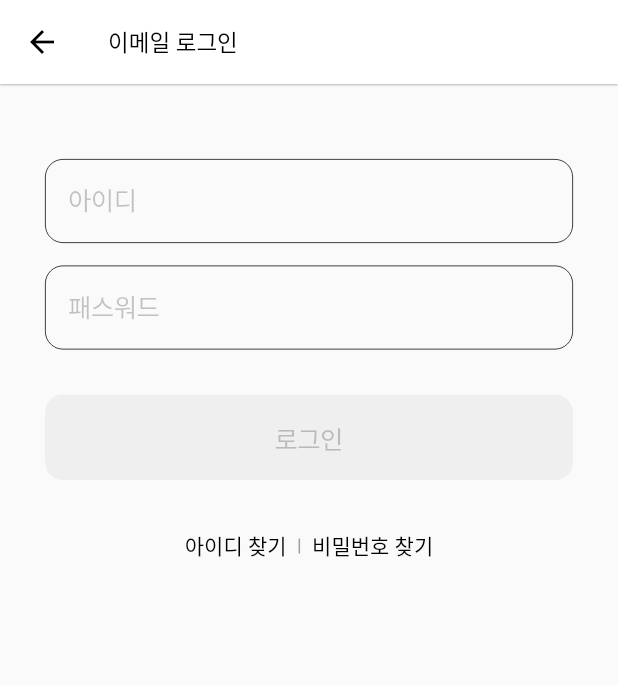
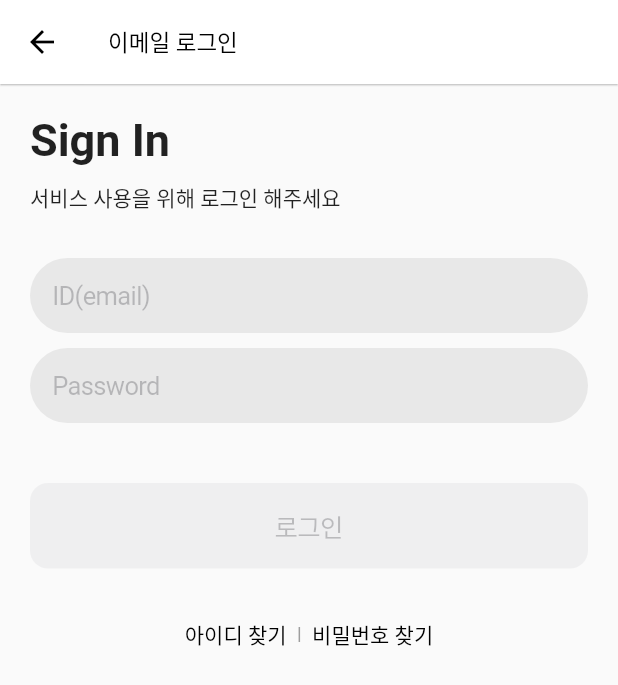
Before and after one commit to Mmm2927/LSTM, a Flutter app: the SignUp screen opened directly, on a phone screen of 412 x 824 dp. Shown: the top 685 px of the screen. Run offline on Flutter 3.47's test engine with Material 2 defaults, Android fonts, the phone set to English and light mode, and no system bars; our stand-ins replace dio, easy_localization, firebase_core, firebase_messaging, fl_chart, flutter_holo_date_picker and 10 more; missing offline and left inert: bottom_picker, dart:ffi, flutter_mjpeg, horizontal_picker, jwt_decode, omni_datetime_picker and 1 more; accounts and stored records are empty; Roboto replaces fonts that are missing (omew).

Commit message:
:art: 초기화면 UI 변경

```diff
--- a/lib/screens/Login/signUp.dart
+++ b/lib/screens/Login/signUp.dart
@@ -35,17 +35,20 @@ class _SignUp extends State<SignUp>{
     return Scaffold(
       appBar: renderAppbar('이메일 로그인', true),
       body: Container(
-        margin: const EdgeInsets.all(30),
+        margin: const EdgeInsets.all(20),
         child:
             SingleChildScrollView(
               child: Column(
                 crossAxisAlignment: CrossAxisAlignment.stretch,
                 children: [
-                  const SizedBox(height: 20),
-                  getLoginForm(idController, "아이디", false, TextInputType.emailAddress),
-                  const SizedBox(height: 15),
-                  getLoginForm(passController, "패스워드", true, TextInputType.text),
+                  Text('Sign In', style: TextStyle(fontSize: 30, fontWeight: FontWeight.bold)),
+                  const SizedBox(height: 10),
+                  Text('서비스 사용을 위해 로그인 해주세요'),
                   const SizedBox(height: 30),
+                  getLoginForm(idController, "ID(email)", false, TextInputType.emailAddress),
+                  const SizedBox(height: 10),
+                  getLoginForm(passController, "Password", true, TextInputType.text),
+                  const SizedBox(height: 40),
                   CupertinoButton(
                       color:Colors.black,
                       borderRadius: BorderRadius.circular(12),
@@ -83,8 +86,8 @@ class _SignUp extends State<SignUp>{
       placeholder: title,
       padding: const EdgeInsets.all(15),
       decoration: BoxDecoration(
-          borderRadius: BorderRadius.circular(12),
-          border: Border.all(width: 0.5)
+        color: Color(0xffe8e8e8),
+          borderRadius: BorderRadius.circular(50),
       ),
       onChanged: (val){
           setState(() {});
--- a/pubspec.yaml
+++ b/pubspec.yaml
@@ -33,7 +33,7 @@ dependencies:
   flutter_localizations:
     sdk: flutter
   table_calendar: ^3.0.8
-  intl: ^0.18.0
+  intl: ^0.17.0
   flutter_vlc_player: 6.0.0
   flutter_mjpeg:
   checkbox_formfield: ^0.2.0
```
Also changed, not shown: lib/screens/Login/initPage.dart (+70 -29 lines), pubspec.lock.
